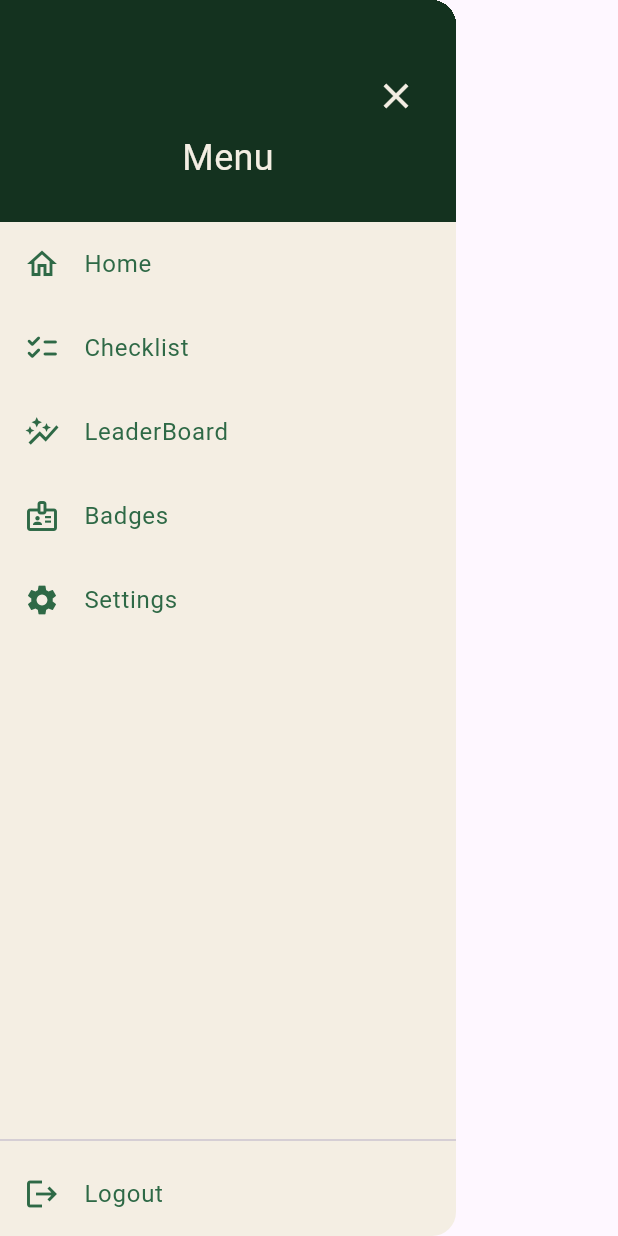
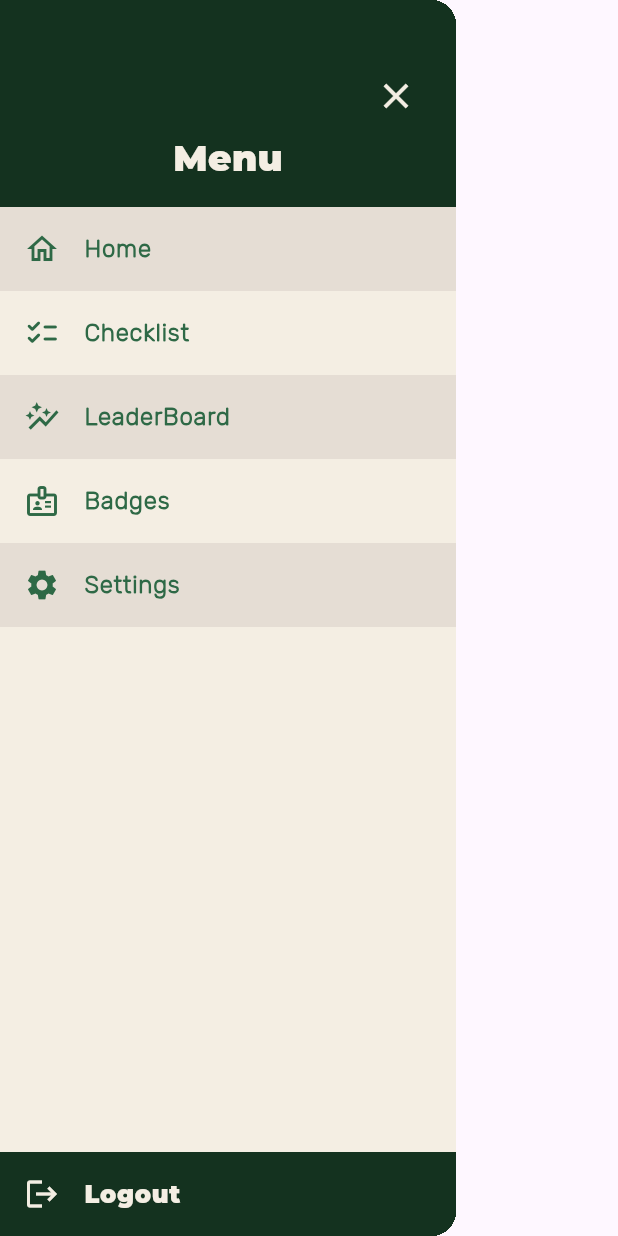
Before and after one commit to marcsaffold17/GetFitApp, a Flutter app: the NavBar widget shown alone on an empty page, opened directly, on a phone screen of 412 x 824 dp. Run offline on Flutter 3.47's test engine with Material 3 defaults, Android fonts, the phone set to English and light mode, and no system bars; our stand-ins replace cloud_firestore, firebase_core, firebase_storage, fl_chart, google_nav_bar, image_picker and 1 more; accounts and stored records are empty; network calls fail.

Commit message:
Added Alternating background color for nav bar

```diff
--- a/get_fit_app/lib/view/nav_bar.dart
+++ b/get_fit_app/lib/view/nav_bar.dart
@@ -53,24 +53,25 @@ class NavBar extends StatelessWidget {
                   style: TextStyle(
                     fontSize: 24,
                     color: Color.fromARGB(255, 244, 238, 227),
+                    fontFamily: 'MontserratB',
                   ),
                 ),
-                const SizedBox(height: 10),
+                //  const SizedBox(height: 10),
               ],
             ),
           ),
           Expanded(
             child: ListView(
+              // padding: EdgeInsets.zero,
               children: [
-                ListTile(
+                Container(
+                  color: Color.fromARGB(255, 229, 221, 212),
+                  child: ListTile(
                     leading: const Icon(
                       Icons.home_outlined,
                       color: Color.fromARGB(255, 46, 105, 70),
                     ),
-                  title: const Text(
-                    "Home",
-                    style: TextStyle(color: Color.fromARGB(255, 46, 105, 70)),
-                  ),
+                    title: Text("Home", style: NavTextStyle()),
                     onTap: () {
                       Navigator.push(
                         context,
@@ -82,15 +83,20 @@ class NavBar extends StatelessWidget {
                       );
                     },
                   ),
+                ),
+                // Divider(
+                //   color: Color.fromARGB(255, 46, 105, 70),
+                //   thickness: 2,
+                //   height: 0,
+                //   indent: 16,
+                //   endIndent: 16,
+                // ),
                 ListTile(
                   leading: const Icon(
                     Icons.checklist_rounded,
                     color: Color.fromARGB(255, 46, 105, 70),
                   ),
-                  title: const Text(
-                    "Checklist",
-                    style: TextStyle(color: Color.fromARGB(255, 46, 105, 70)),
-                  ),
+                  title: Text("Checklist", style: NavTextStyle()),
                   onTap: () {
                     Navigator.push(
                       context,
@@ -98,15 +104,21 @@ class NavBar extends StatelessWidget {
                     );
                   },
                 ),
-                ListTile(
+                // Divider(
+                //   color: Color.fromARGB(255, 46, 105, 70),
+                //   thickness: 2,
+                //   height: 0,
+                //   indent: 16,
+                //   endIndent: 16,
+                // ),
+                Container(
+                  color: Color.fromARGB(255, 229, 221, 212),
+                  child: ListTile(
                     leading: const Icon(
                       Icons.auto_graph_outlined,
                       color: Color.fromARGB(255, 46, 105, 70),
                     ),
-                  title: const Text(
-                    "LeaderBoard",
-                    style: TextStyle(color: Color.fromARGB(255, 46, 105, 70)),
-                  ),
+                    title: Text("LeaderBoard", style: NavTextStyle()),
                     onTap: () {
                       Navigator.push(
                         context,
@@ -116,17 +128,20 @@ class NavBar extends StatelessWidget {
                       );
                     },
                   ),
-
-                // ✅ Updated Badge ListTile to pass in the presenter
+                ),
+                // Divider(
+                //   color: Color.fromARGB(255, 46, 105, 70),
+                //   thickness: 2,
+                //   height: 0,
+                //   indent: 16,
+                //   endIndent: 16,
+                // ),
                 ListTile(
                   leading: const Icon(
                     Icons.badge_outlined,
                     color: Color.fromARGB(255, 46, 105, 70),
                   ),
-                  title: const Text(
-                    "Badges",
-                    style: TextStyle(color: Color.fromARGB(255, 46, 105, 70)),
-                  ),
+                  title: Text("Badges", style: NavTextStyle()),
                   onTap: () {
                     Navigator.push(
                       context,
@@ -136,16 +151,21 @@ class NavBar extends StatelessWidget {
                     );
                   },
                 ),
-
-                ListTile(
+                // Divider(
+                //   color: Color.fromARGB(255, 46, 105, 70),
+                //   thickness: 2,
+                //   height: 0,
+                //   indent: 16,
+                //   endIndent: 16,
+                // ),
+                Container(
+                  color: Color.fromARGB(255, 229, 221, 212),
+                  child: ListTile(
                     leading: const Icon(
                       Icons.settings,
                       color: Color.fromARGB(255, 46, 105, 70),
                     ),
-                  title: const Text(
-                    "Settings",
-                    style: TextStyle(color: Color.fromARGB(255, 46, 105, 70)),
-                  ),
+                    title: Text("Settings", style: NavTextStyle()),
                     onTap: () {
                       Navigator.push(
                         context,
@@ -155,25 +175,41 @@ class NavBar extends StatelessWidget {
                       );
                     },
                   ),
+                ),
               ],
             ),
           ),
-          const Divider(),
-          ListTile(
+          // Divider(color: Color.fromARGB(255, 20, 50, 31)),
+          Container(
+            color: Color.fromARGB(255, 20, 50, 31),
+            child: ListTile(
               leading: const Icon(
                 Icons.logout,
-              color: Color.fromARGB(255, 46, 105, 70),
+                color: Color.fromARGB(255, 244, 238, 227),
               ),
-            title: const Text(
+              title: Text(
                 "Logout",
-              style: TextStyle(color: Color.fromARGB(255, 46, 105, 70)),
+                style: TextStyle(
+                  color: Color.fromARGB(255, 244, 238, 227),
+                  fontFamily: 'MontserratB',
+                  fontWeight: FontWeight.bold,
+                ),
               ),
               onTap: () => _logout(context),
+            ),
           ),
         ],
       ),
     );
   }
+
+  TextStyle NavTextStyle() {
+    return TextStyle(
+      color: Color.fromARGB(255, 46, 105, 70),
+      fontFamily: 'RubikL',
+      fontWeight: FontWeight.bold,
+    );
+  }
 }
 
 // Credit for UI help and emotional support during UI work: Eva :>
```
Lines whose indentation alone changed are shown as unchanged.
